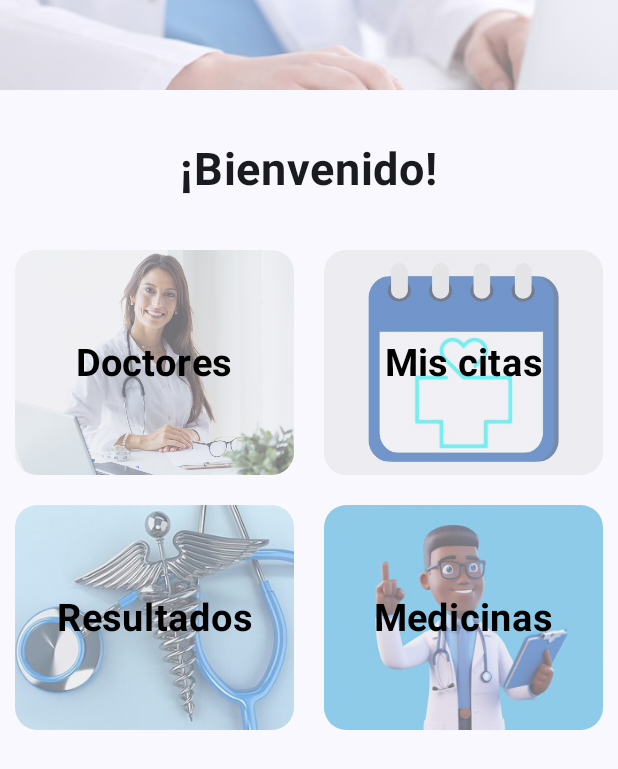
After one commit to Lalito3/DocApp, an Android app built with Jetpack Compose: the PrincipalScreen screen opened through its navigation route, on a phone screen of 412 x 824 dp. The commit adds this screen. Shown: the top 769 px of the screen. Run offline under Robolectric (Android 15) with nearby library versions, the phone set to English and light mode, and no system bars.

Commit message:
Creación de screen de bienvenida y vinculación con otras screens.

```diff
--- a/app/src/main/java/com/example/docapp/navigation/NavManager.kt
+++ b/app/src/main/java/com/example/docapp/navigation/NavManager.kt
@@ -12,6 +12,7 @@ import com.example.docapp.ui.InicioScreen
 import com.example.docapp.ui.screens.RegistroScreen
 import com.example.docapp.ui.screens.MenuScreen
 import com.example.docapp.ui.screens.MenuScreenList
+import com.example.docapp.ui.screens.PrincipalScreen
 import com.example.docapp.viewmodel.DocAppviewmodel
 import java.lang.reflect.Modifier
 
@@ -28,7 +29,9 @@ fun NavManager(viewModel: DocAppviewmodel){
         composable("Menu"){
             val doctores= DataDocSource().loadDoctors()
             MenuScreenList(medicos = doctores, navController = navController)
-
+        }
+        composable("Principal"){
+            PrincipalScreen(navController = navController)
         }
     }
 }
--- a/app/src/main/java/com/example/docapp/ui/InicioDocApp.kt
+++ b/app/src/main/java/com/example/docapp/ui/InicioDocApp.kt
@@ -83,7 +83,7 @@ fun InicioScreen(viewModel: DocAppviewmodel = viewModel(), navController: NavCon
         Spacer(modifier = Modifier.height(16.dp))
 
         Button(
-            onClick = {navController.navigate("Menu") },
+            onClick = {navController.navigate("Principal") },
             modifier = Modifier.fillMaxWidth(),
             colors = ButtonDefaults.buttonColors(
                 containerColor = Color(0xFF3066BE), // azul personalizado
--- a/app/src/main/java/com/example/docapp/ui/screens/MenuScreen.kt
+++ b/app/src/main/java/com/example/docapp/ui/screens/MenuScreen.kt
@@ -74,10 +74,8 @@ fun MenuScreen(navController: NavController, medico: Medico, modifier: Modifier=
         }
 
     }
+}
 
-
-
-}
 @Composable
 fun MenuScreenList(navController: NavController,medicos: List<Medico>, modifier: Modifier= Modifier ){
     LazyColumn(modifier = Modifier) {
--- /dev/null
+++ b/app/src/main/java/com/example/docapp/ui/screens/PrincipalScreen.kt
@@ -0,0 +1,172 @@
+package com.example.docapp.ui.screens
+
+import androidx.compose.foundation.BorderStroke
+import androidx.compose.foundation.Image
+import androidx.compose.foundation.border
+import androidx.compose.foundation.layout.Box
+import androidx.compose.foundation.layout.Column
+import androidx.compose.foundation.layout.Row
+import androidx.compose.foundation.layout.fillMaxSize
+import androidx.compose.foundation.layout.fillMaxWidth
+import androidx.compose.foundation.layout.height
+import androidx.compose.foundation.layout.padding
+import androidx.compose.foundation.lazy.LazyColumn
+import androidx.compose.foundation.shape.RoundedCornerShape
+import androidx.compose.material3.Card
+import androidx.compose.material3.ExperimentalMaterial3Api
+import androidx.compose.material3.Scaffold
+import androidx.compose.material3.Surface
+import androidx.compose.material3.Text
+import androidx.compose.material3.TopAppBarDefaults
+import androidx.compose.material3.TopAppBarScrollBehavior
+import androidx.compose.runtime.Composable
+import androidx.compose.ui.Alignment
+import androidx.compose.ui.Modifier
+import androidx.compose.ui.graphics.Color
+import androidx.compose.ui.graphics.RectangleShape
+import androidx.compose.ui.layout.ContentScale
+import androidx.compose.ui.res.painterResource
+import androidx.compose.ui.text.font.FontWeight
+import androidx.compose.ui.tooling.preview.Preview
+import androidx.compose.ui.unit.dp
+import androidx.compose.ui.unit.sp
+import androidx.navigation.NavController
+import androidx.navigation.compose.rememberNavController
+import com.example.docapp.R
+
+@OptIn(ExperimentalMaterial3Api::class)
+@Composable
+fun PrincipalScreen(navController : NavController, modifier: Modifier = Modifier){
+    val scrollBehavior = TopAppBarDefaults.enterAlwaysScrollBehavior()
+    Scaffold(
+        topBar = { TopAppTitle(scrollBehavior = scrollBehavior) }, // Barra horizontal para el título
+    ){
+        innerPadding -> // ← Este "innerPadding" es importante para
+        // Se agrega un Surface para dejar un lienzo/canva/surface disponible para albergar las vistas de la app.
+        Surface(
+            modifier = modifier
+                .fillMaxSize()
+                .padding(innerPadding)
+        ) {
+            // Como la vista de HomeScreen tiene objetos dinámicos se necesita un ViewModel para gestionar los cambios de datos y así.
+            Column {
+                // Portada por encima de la pantalla principal
+                LazyColumn(
+                    modifier = Modifier.fillMaxWidth(),
+                    horizontalAlignment = Alignment.CenterHorizontally
+                ) {
+                    item {
+                        Text(
+                        text = "¡Bienvenido!",
+                        fontSize = 30.sp, // Tamaño grande
+                        fontWeight = FontWeight.Bold, // Opcional: que se vea más fuerte
+                        modifier = Modifier.padding(vertical = 25.dp).padding(top = 10.dp)
+                            )
+                    }
+                    item {
+                        Row {
+                            CardMenu(
+                                text = "Doctores",
+                                imageId = R.drawable.d2,
+                                onClick = { navController.navigate("Menu") },
+                                modifier = Modifier
+                                    .weight(1f)
+                                    .padding(10.dp)
+                            )
+                            CardMenu(
+                                text = "Mis citas",
+                                imageId = R.drawable.logo,
+                                onClick = { println("Mis citas")},
+                                modifier = Modifier
+                                    .weight(1f)
+                                    .padding(10.dp)
+                            )
+                        }
+                    }
+
+                    item {
+                        Row {
+                            CardMenu(
+                                text = "Resultados",
+                                imageId = R.drawable.m3,
+                                onClick = { println("Resultados") },
+                                modifier = Modifier
+                                    .weight(1f)
+                                    .padding(10.dp)
+                            )
+                            CardMenu(
+                                text = "Medicinas",
+                                imageId = R.drawable.im1,
+                                onClick = { println("Medicinas")},
+                                modifier = Modifier
+                                    .weight(1f)
+                                    .padding(10.dp)
+                            )
+                        }
+                    }
+                }
+            }
+        }
+    }
+
+}
+
+@Composable
+fun CardMenu(
+    text : String,
+    imageId : Int,
+    onClick: () -> Unit,
+    modifier: Modifier
+){
+    Card(
+        shape = RoundedCornerShape(15.dp),
+        modifier = modifier.height(150.dp),
+        onClick = onClick
+    ) {
+        Box(modifier = Modifier.fillMaxSize()){
+
+            Image(
+                painter = painterResource(id = imageId),
+                contentDescription = "portada",
+                contentScale = ContentScale.Crop,
+                alpha = 0.5f,
+                modifier = Modifier
+                    .fillMaxSize()
+                )
+
+            Text(
+                text = text,
+                color = Color.Black,
+                fontWeight = FontWeight.Bold,
+                fontSize = 25.sp,
+                modifier = Modifier.align(Alignment.Center)
+            )
+        }
+    }
+}
+
+
+// # # # ESTRUCTURA COMPOSABLE PARA EL TÍTULO DE LA APP # # #
+// Se puede modificar para
+@OptIn(ExperimentalMaterial3Api::class)
+@Composable
+fun TopAppTitle(scrollBehavior: TopAppBarScrollBehavior, modifier:Modifier = Modifier){
+    Image(
+        painter = painterResource(id = R.drawable.im2),
+        contentDescription = "portada",
+        contentScale = ContentScale.FillWidth,
+        modifier = Modifier
+            .fillMaxWidth()
+            .height(60.dp),
+        //.aspectRatio(16f / 9f),
+        alpha = 0.5f,
+
+    )
+}
+
+@Preview(showBackground = true)
+@Composable
+fun PrincipalScreenPreview(){
+    val navController = rememberNavController()
+    PrincipalScreen(navController = navController, modifier = Modifier)
+}
```
